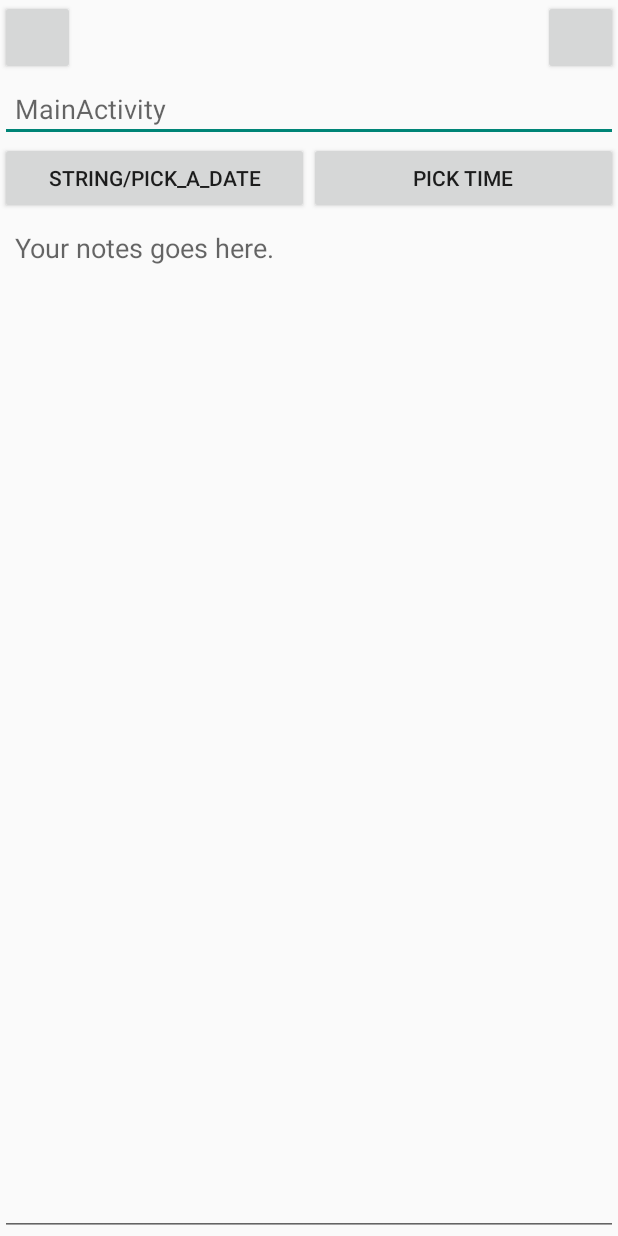
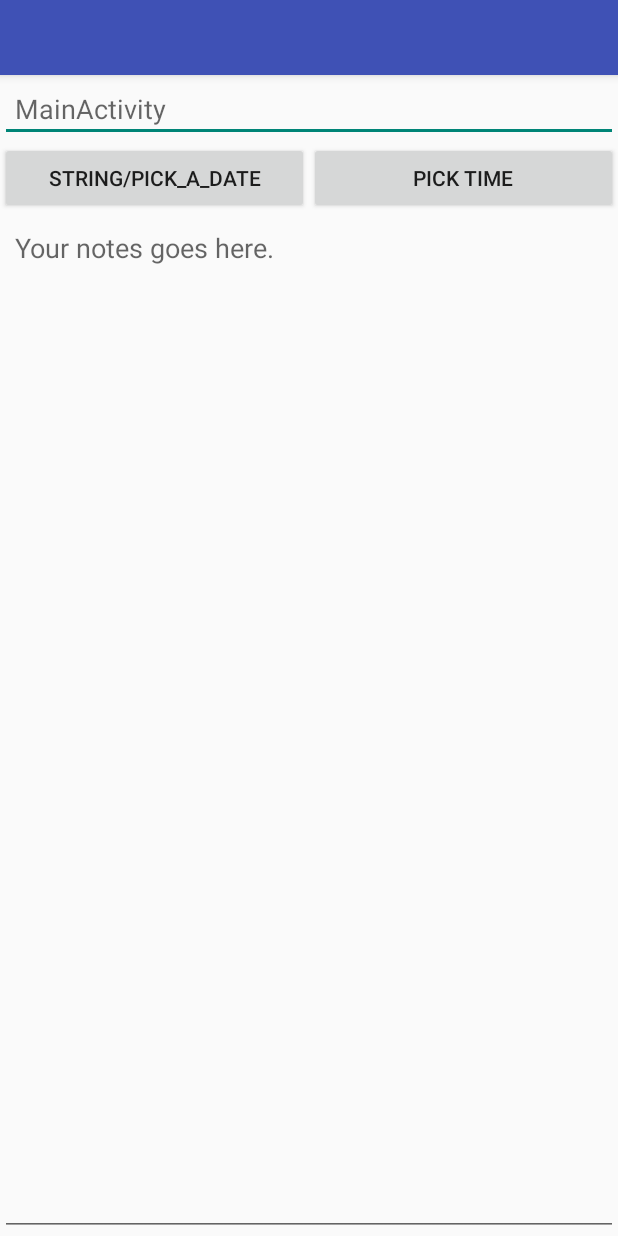
Before and after one commit to pazthor/misaforthelulz, an Android app: the layout activity_todo.xml on its own in the app's theme, with its tools: preview values and no code run, on a phone screen of 412 x 824 dp. Run offline under Robolectric (Android 15) with nearby library versions, the light colour scheme and no system bars.

Commit message:
Update Activity Todo: Add Toolbar

```diff
--- a/app/src/main/res/layout/activity_todo.xml
+++ b/app/src/main/res/layout/activity_todo.xml
@@ -19,7 +19,15 @@
         android:layout_height="wrap_content"
         android:orientation="vertical"
         >
-        <include layout="@layout/activity_header"/>
+        <!--<include layout="@layout/activity_header"/>-->
+
+        <android.support.v7.widget.Toolbar
+            android:id="@+id/toolbar"
+            android:layout_width="match_parent"
+            android:layout_height="50dp"
+            android:background="@color/colorPrimary"
+            android:elevation="4dp"/>
+
         <EditText
             android:id="@+id/todo_title"
             android:layout_width="match_parent"
```
